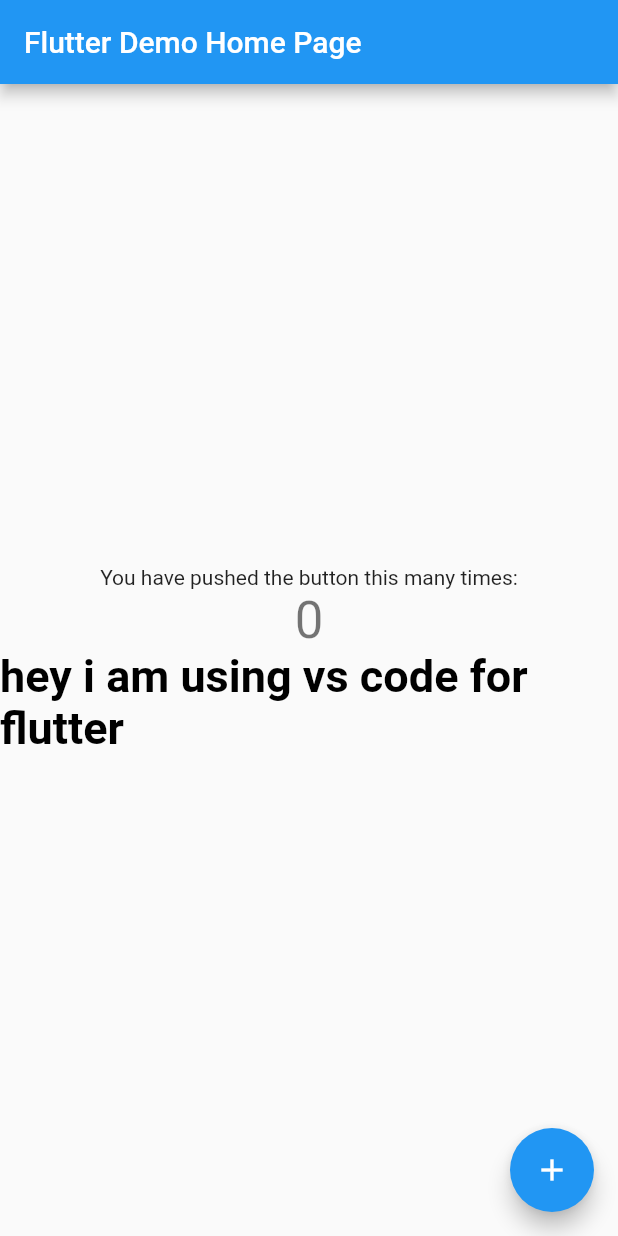
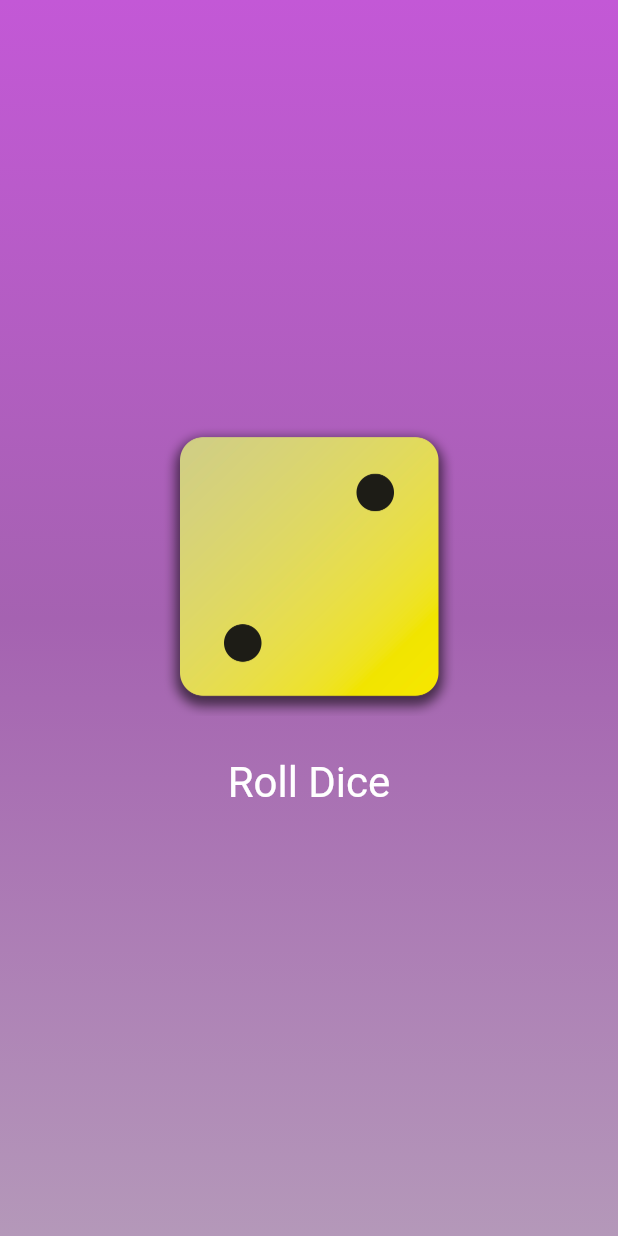
Before and after one commit to aniket2125ec1117/random, a Flutter app: the screen it shows after launch, on a phone screen of 412 x 824 dp. Run offline on Flutter 3.47's test engine with Material 2 defaults, Android fonts, the phone set to English and light mode, and no system bars.

Commit message:
first commit

```diff
--- /dev/null
+++ b/food/lib/dice_roller.dart
@@ -0,0 +1,47 @@
+import 'package:flutter/material.dart';
+
+import 'dart:math';
+
+final randomrizer = Random();
+
+class DiceRoller extends StatefulWidget {
+  const DiceRoller({super.key});
+  @override
+  State<DiceRoller> createState() {
+    return _DiceRollerState();
+  }
+}
+
+class _DiceRollerState extends State<DiceRoller> {
+  var currentDiceRoll = 2;
+
+  void rollDice() {
+    setState(() {
+      currentDiceRoll = randomrizer.nextInt(6) + 1;
+    });
+  }
+
+  @override
+  Widget build(context) {
+    return Column(
+      mainAxisSize: MainAxisSize.min,
+      children: [
+        Image.asset('assets/images/dice-$currentDiceRoll.png', width: 200),
+        const SizedBox(
+          height: 20,
+        ),
+        TextButton(
+            onPressed: rollDice,
+            style: TextButton.styleFrom(
+              // padding: EdgeInsets.all(8.0),
+              foregroundColor: Colors.white,
+              elevation: 0,
+              textStyle: const TextStyle(
+                fontSize: 28,
+              ),
+            ),
+            child: const Text('Roll Dice'))
+      ],
+    );
+  }
+}
--- /dev/null
+++ b/food/lib/gradiant_container.dart
@@ -0,0 +1,34 @@
+import 'package:flutter/material.dart';
+
+import 'package:food/dice_roller.dart';
+
+const topAlignment = Alignment.topLeft;
+const bottomAlignment = Alignment.bottomLeft;
+
+class GradiantContainer extends StatelessWidget {
+  // const GradiantContainer({key}) : super(key: key);
+  // or we can add
+
+  const GradiantContainer(this.colors, {super.key});
+  final List<Color> colors;
+
+  GradiantContainer.purple({super.key})
+      : colors = [
+          const Color.fromARGB(255, 195, 88, 214),
+          const Color.fromARGB(255, 165, 98, 177),
+          const Color.fromARGB(255, 180, 152, 185)
+        ];
+
+  @override
+  Widget build(context) {
+    return Container(
+      decoration: BoxDecoration(
+        gradient: LinearGradient(
+            colors: colors, begin: topAlignment, end: bottomAlignment),
+      ),
+      child: Center(
+        child: DiceRoller(),
+      ),
+    );
+  }
+}
--- a/food/lib/main.dart
+++ b/food/lib/main.dart
@@ -1,124 +1,14 @@
 import 'package:flutter/material.dart';
 
+import 'package:food/gradiant_container.dart';
+
 void main() {
-  runApp(const MyApp());
+  return runApp(
+    MaterialApp(
+      debugShowCheckedModeBanner: false,
+      home: Scaffold(
+        body: GradiantContainer.purple(),
+      ),
+    ),
+  );
 }
-
-class MyApp extends StatelessWidget {
-  const MyApp({super.key});
-
-  // This widget is the root of your application.
-  @override
-  Widget build(BuildContext context) {
-    return MaterialApp(
-      title: 'Flutter Demo',
-      theme: ThemeData(
-        // This is the theme of your application.
-        //
-        // Try running your application with "flutter run". You'll see the
-        // application has a blue toolbar. Then, without quitting the app, try
-        // changing the primarySwatch below to Colors.green and then invoke
-        // "hot reload" (press "r" in the console where you ran "flutter run",
-        // or simply save your changes to "hot reload" in a Flutter IDE).
-        // Notice that the counter didn't reset back to zero; the application
-        // is not restarted.
-        primarySwatch: Colors.blue,
-      ),
-      home: const MyHomePage(title: 'Flutter Demo Home Page'),
-    );
-  }
-}
-
-class MyHomePage extends StatefulWidget {
-  const MyHomePage({super.key, required this.title});
-
-  // This widget is the home page of your application. It is stateful, meaning
-  // that it has a State object (defined below) that contains fields that affect
-  // how it looks.
-
-  // This class is the configuration for the state. It holds the values (in this
-  // case the title) provided by the parent (in this case the App widget) and
-  // used by the build method of the State. Fields in a Widget subclass are
-  // always marked "final".
-
-  final String title;
-
-  @override
-  State<MyHomePage> createState() => _MyHomePageState();
-}
-
-class _MyHomePageState extends State<MyHomePage> {
-  int _counter = 0;
-
-  void _incrementCounter() {
-    setState(() {
-      // This call to setState tells the Flutter framework that something has
-      // changed in this State, which causes it to rerun the build method below
-      // so that the display can reflect the updated values. If we changed
-      // _counter without calling setState(), then the build method would not be
-      // called again, and so nothing would appear to happen.
-      _counter++;
-    });
-  }
-
-  @override
-  Widget build(BuildContext context) {
-    // This method is rerun every time setState is called, for instance as done
-    // by the _incrementCounter method above.
-    //
-    // The Flutter framework has been optimized to make rerunning build methods
-    // fast, so that you can just rebuild anything that needs updating rather
-    // than having to individually change instances of widgets.
-    return Scaffold(
-      appBar: AppBar(
-        // Here we take the value from the MyHomePage object that was created by
-        // the App.build method, and use it to set our appbar title.
-        title: Text(widget.title),
-      ),
-      body: Center(
-        // Center is a layout widget. It takes a single child and positions it
-        // in the middle of the parent.
-        child: Center(
-          child: Column(
-            // Column is also a layout widget. It takes a list of children and
-            // arranges them vertically. By default, it sizes itself to fit its
-            // children horizontally, and tries to be as tall as its parent.
-            //
-            // Invoke "debug painting" (press "p" in the console, choose the
-            // "Toggle Debug Paint" action from the Flutter Inspector in Android
-            // Studio, or the "Toggle Debug Paint" command in Visual Studio Code)
-            // to see the wireframe for each widget.
-            //
-            // Column has various properties to control how it sizes itself and
-            // how it positions its children. Here we use mainAxisAlignment to
-            // center the children vertically; the main axis here is the vertical
-            // axis because Columns are vertical (the cross axis would be
-            // horizontal).
-            mainAxisAlignment: MainAxisAlignment.center,
-            children: <Widget>[
-              const Text(
-                'You have pushed the button this many times:',
-              ),
-              Text(
-                '$_counter',
-                style: Theme.of(context).textTheme.headlineMedium,
-              ),
-              Text(
-                'hey i am using vs code for flutter ',
-                style: TextStyle(
-                    color: Colors.black,
-                    fontSize: 30,
-                    fontWeight: FontWeight.bold),
-              )
-            ],
-          ),
-        ),
-      ),
-      floatingActionButton: FloatingActionButton(
-        onPressed: _incrementCounter,
-        tooltip: 'Increment',
-        child: const Icon(Icons.add),
-      ), // This trailing comma makes auto-formatting nicer for build methods.
-    );
-  }
-}
--- /dev/null
+++ b/food/lib/text.dart
@@ -0,0 +1,16 @@
+import 'package:flutter/material.dart';
+
+class TextFormat extends StatelessWidget {
+  const TextFormat(this.text, {super.key});
+
+  final String text;
+
+  @override
+  Widget build(context) {
+    return Text(
+      text,
+      style: const TextStyle(
+          color: Colors.white, fontSize: 20, fontWeight: FontWeight.bold),
+    );
+  }
+}
--- a/food/pubspec.yaml
+++ b/food/pubspec.yaml
@@ -35,6 +35,7 @@ dependencies:
   # The following adds the Cupertino Icons font to your application.
   # Use with the CupertinoIcons class for iOS style icons.
   cupertino_icons: ^1.0.2
+  http: ^0.13.6
 
 dev_dependencies:
   flutter_test:
@@ -59,7 +60,8 @@ flutter:
   uses-material-design: true
 
   # To add assets to your application, add an assets section, like this:
-  # assets:
+  assets:
+    - assets/images/
   #   - images/a_dot_burr.jpeg
   #   - images/a_dot_ham.jpeg
 
```
Also changed, not shown: food/assets/images/dice-1.png (added), food/assets/images/dice-2.png (added), food/assets/images/dice-3.png (added), food/assets/images/dice-4.png (added), food/assets/images/dice-5.png (added), food/assets/images/dice-6.png (added), food/pubspec.lock.
